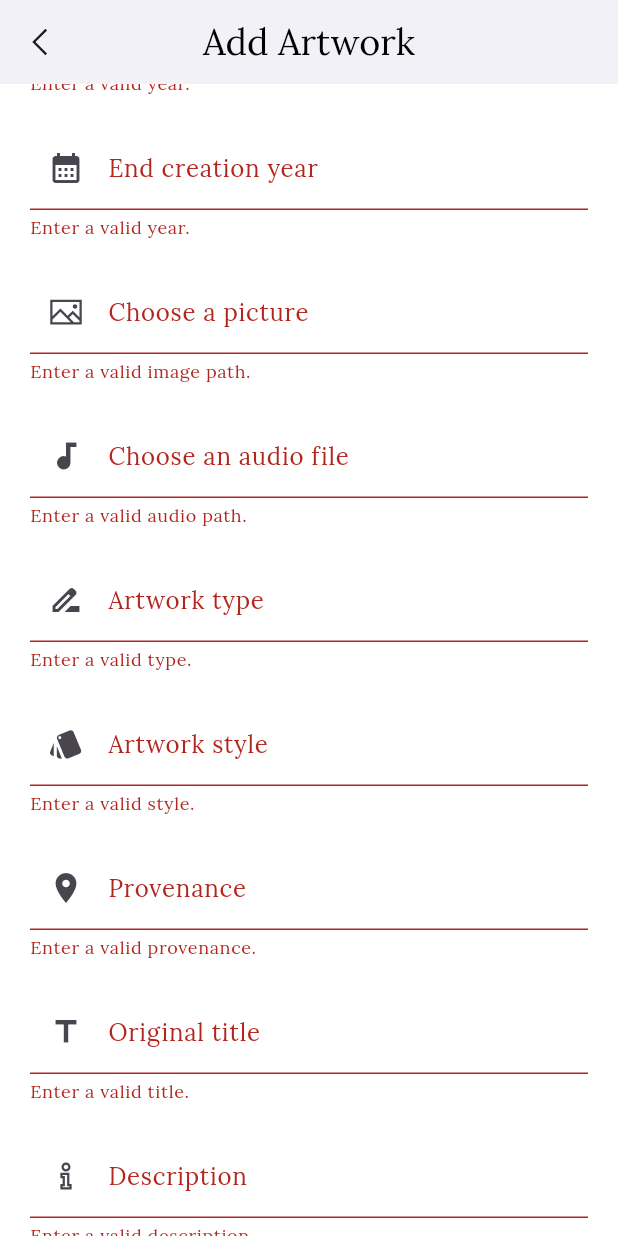
After one commit to LaviniaSurubariu/smart_museum, a Flutter app: the AddArtworkPage screen opened by its route, scrolled down 280 dp, after a tap on "Add artist", on a phone screen of 412 x 824 dp. The commit adds this screen. Run offline on Flutter 3.47's test engine with Material 3 defaults, Android fonts, the phone set to English and light mode, and no system bars; our stand-ins replace audioplayers, cloud_firestore, file_picker, firebase_auth, firebase_core, firebase_storage and 9 more; missing offline and left inert: mobile_scanner, redux_epics; accounts and stored records are empty.

Commit message:
add artwork page and file picker package

```diff
--- a/lib/main.dart
+++ b/lib/main.dart
@@ -12,6 +12,7 @@ import 'epics/app_epics.dart';
 import 'firebase_options.dart';
 import 'models/app_state/app_state.dart';
 import 'presentation/admin_pages/add_artist_page.dart';
+import 'presentation/admin_pages/add_artwork_page.dart';
 import 'presentation/admin_pages/admin_home_screen.dart';
 import 'presentation/admin_pages/generate_qr_code_page.dart';
 import 'presentation/admin_pages/profile_admin_page.dart';
@@ -76,6 +77,7 @@ class MyApp extends StatelessWidget {
           '/paymentPage': (BuildContext context) => const PaymentPage(),
           '/favoritesPage': (BuildContext context) => const FavoritesPage(),
           '/addArtistPage': (BuildContext context) => const AddArtistPage(),
+          '/addArtworkPage': (BuildContext context) => const AddArtworkPage(),
         },
       ),
     );
--- /dev/null
+++ b/lib/presentation/admin_pages/add_artwork_page.dart
@@ -0,0 +1,399 @@
+import 'package:file_picker/file_picker.dart';
+import 'package:flutter/material.dart';
+import 'package:image_picker/image_picker.dart';
+import 'package:line_awesome_flutter/line_awesome_flutter.dart';
+
+import '../../actions/admin_actions/add_artist/add_artist.dart';
+import '../../actions/app_action.dart';
+import '../utils/customAlertDialogOneButton.dart';
+import '../utils/customAlertDialogTwoButtons.dart';
+import '../utils/extensions.dart';
+
+class AddArtworkPage extends StatefulWidget {
+  const AddArtworkPage({super.key});
+
+  @override
+  State<AddArtworkPage> createState() => _AddArtworkPageState();
+}
+
+class _AddArtworkPageState extends State<AddArtworkPage> {
+  final GlobalKey<FormState> formKey = GlobalKey<FormState>();
+  final TextEditingController typeController = TextEditingController();
+  final TextEditingController deathDateController = TextEditingController();
+  final TextEditingController titleController = TextEditingController();
+  final TextEditingController artistController = TextEditingController();
+  final TextEditingController descriptionController = TextEditingController();
+  final TextEditingController imagePathController = TextEditingController();
+  final TextEditingController styleController = TextEditingController();
+  final TextEditingController provenanceController = TextEditingController();
+  final TextEditingController originalTitleController = TextEditingController();
+  final TextEditingController startCreationYearController = TextEditingController();
+  final TextEditingController endCreationYearController = TextEditingController();
+  final TextEditingController audioPathController = TextEditingController();
+  int? selectedYear;
+
+  @override
+  void dispose() {
+    audioPathController.dispose();
+    startCreationYearController.dispose();
+    endCreationYearController.dispose();
+    originalTitleController.dispose();
+    provenanceController.dispose();
+    styleController.dispose();
+    imagePathController.dispose();
+    descriptionController.dispose();
+    artistController.dispose();
+    titleController.dispose();
+    typeController.dispose();
+    deathDateController.dispose();
+    super.dispose();
+  }
+
+  @override
+  Widget build(BuildContext context) {
+    return Scaffold(
+      appBar: AppBar(
+        leading: IconButton(
+            onPressed: () {
+              showDialog<CustomAlertDialogTwoButtons>(
+                context: context,
+                builder: (BuildContext context) {
+                  return CustomAlertDialogTwoButtons(
+                    title: 'Back?',
+                    content: 'Changes that you want to make may not be saved.',
+                    firstButtonText: 'no',
+                    firstButtonColor: Colors.white30,
+                    iconData: LineAwesomeIcons.exclamation_circle,
+                    iconColor: Colors.grey,
+                    onFirstButtonPressed: () {
+                      Navigator.pop(context);
+                    },
+                    secondButtonText: 'yes',
+                    secondButtonColor: Colors.grey,
+                    onSecondButtonPressed: () {
+                      Navigator.pushReplacementNamed(context, '/adminHomeScreenPage');
+                    },
+                  );
+                },
+              );
+            },
+            icon: const Icon(LineAwesomeIcons.angle_left)),
+        title: const Text('Add Artwork', style: TextStyle(color: Colors.black)),
+      ),
+      body: SingleChildScrollView(
+        child: Container(
+          padding: const EdgeInsets.all(20),
+          child: Column(
+            children: <Widget>[
+              Form(
+                key: formKey,
+                child: Column(
+                  children: <Widget>[
+                    TextFormField(
+                      controller: titleController,
+                      validator: (String? value) {
+                        if (value == null || value.isEmpty) {
+                          return 'Enter a valid title.';
+                        }
+                        return null;
+                      },
+                      onChanged: (String value) {
+                        formKey.currentState!.validate();
+                      },
+                      decoration: const InputDecoration(label: Text('Title'), prefixIcon: Icon(Icons.title)),
+                    ),
+                    const SizedBox(height: 20),
+                    TextFormField(
+                      controller: artistController,
+                      validator: (String? value) {
+                        if (value == null || value.isEmpty) {
+                          return 'Enter a valid artist.';
+                        }
+                        return null;
+                      },
+                      onChanged: (String value) {
+                        formKey.currentState!.validate();
+                      },
+                      decoration: const InputDecoration(label: Text('Artist'), prefixIcon: Icon(Icons.person)),
+                    ),
+                    const SizedBox(height: 20),
+                    TextFormField(
+                      controller: startCreationYearController,
+                      readOnly: true,
+                      validator: (String? value) {
+                        if (value == null || value.isEmpty) {
+                          return 'Enter a valid year.';
+                        }
+                        return null;
+                      },
+                      onChanged: (String value) {
+                        formKey.currentState!.validate();
+                      },
+                      onTap: () => _selectYear(context, startCreationYearController),
+                      decoration: const InputDecoration(
+                          label: Text('Start creation year'), prefixIcon: Icon(Icons.calendar_month)),
+                    ),
+                    const SizedBox(height: 20),
+                    TextFormField(
+                      controller: endCreationYearController,
+                      readOnly: true,
+                      validator: (String? value) {
+                        if (value == null || value.isEmpty) {
+                          return 'Enter a valid year.';
+                        }
+                        return null;
+                      },
+                      onChanged: (String value) {
+                        formKey.currentState!.validate();
+                      },
+                      onTap: () => _selectYear(context, endCreationYearController),
+                      decoration: const InputDecoration(
+                          label: Text('End creation year'), prefixIcon: Icon(Icons.calendar_month)),
+                    ),
+                    const SizedBox(height: 20),
+                    TextFormField(
+                      controller: imagePathController,
+                      readOnly: true,
+                      decoration: const InputDecoration(
+                        labelText: 'Choose a picture',
+                        prefixIcon: Icon(LineAwesomeIcons.image),
+                      ),
+                      onTap: _pickImage,
+                      validator: (String? value) {
+                        if (value == null || value.isEmpty) {
+                          return 'Enter a valid image path.';
+                        }
+                        return null;
+                      },
+                    ),
+                    const SizedBox(height: 20),
+                    TextFormField(
+                      controller: audioPathController,
+                      readOnly: true,
+                      decoration: const InputDecoration(
+                        labelText: 'Choose an audio file',
+                        prefixIcon: Icon(Icons.audiotrack),
+                      ),
+                      onTap: _pickAudio,
+                      validator: (String? value) {
+                        if (value == null || value.isEmpty) {
+                          return 'Enter a valid audio path.';
+                        }
+                        return null;
+                      },
+                    ),
+                    const SizedBox(height: 20),
+                    TextFormField(
+                      controller: typeController,
+                      validator: (String? value) {
+                        if (value == null || value.isEmpty) {
+                          return 'Enter a valid type.';
+                        }
+                        return null;
+                      },
+                      onChanged: (String value) {
+                        formKey.currentState!.validate();
+                      },
+                      decoration: const InputDecoration(
+                        label: Text('Artwork type'),
+                        prefixIcon: Icon(Icons.drive_file_rename_outline),
+                      ),
+                    ),
+                    const SizedBox(height: 20),
+                    TextFormField(
+                      controller: styleController,
+                      validator: (String? value) {
+                        if (value == null || value.isEmpty) {
+                          return 'Enter a valid style.';
+                        }
+                        return null;
+                      },
+                      onChanged: (String value) {
+                        formKey.currentState!.validate();
+                      },
+                      decoration: const InputDecoration(
+                        label: Text('Artwork style'),
+                        prefixIcon: Icon(Icons.style),
+                      ),
+                    ),
+                    const SizedBox(height: 20),
+                    TextFormField(
+                      controller: provenanceController,
+                      validator: (String? value) {
+                        if (value == null || value.isEmpty) {
+                          return 'Enter a valid provenance.';
+                        }
+                        return null;
+                      },
+                      onChanged: (String value) {
+                        formKey.currentState!.validate();
+                      },
+                      decoration: const InputDecoration(
+                        label: Text('Provenance'),
+                        prefixIcon: Icon(Icons.place),
+                      ),
+                    ),
+                    const SizedBox(height: 20),
+                    TextFormField(
+                      controller: originalTitleController,
+                      validator: (String? value) {
+                        if (value == null || value.isEmpty) {
+                          return 'Enter a valid title.';
+                        }
+                        return null;
+                      },
+                      onChanged: (String value) {
+                        formKey.currentState!.validate();
+                      },
+                      decoration: const InputDecoration(
+                        label: Text('Original title'),
+                        prefixIcon: Icon(Icons.title),
+                      ),
+                    ),
+                    const SizedBox(height: 20),
+                    TextFormField(
+                      maxLines: null,
+                      controller: descriptionController,
+                      validator: (String? value) {
+                        if (value == null || value.isEmpty) {
+                          return 'Enter a valid description.';
+                        }
+                        return null;
+                      },
+                      onChanged: (String value) {
+                        formKey.currentState!.validate();
+                      },
+                      decoration:
+                          const InputDecoration(label: Text('Description'), prefixIcon: Icon(LineAwesomeIcons.info)),
+                    ),
+                    const SizedBox(height: 60),
+                    SizedBox(
+                      width: double.infinity,
+                      child: ElevatedButton(
+                        onPressed: () {
+                          if (formKey.currentState!.validate()) {
+                            context.dispatch(AddArtist(
+                              firstName: titleController.text,
+                              lastName: artistController.text,
+                              picturePath: imagePathController.text,
+                              birthdate: DateTime.parse(typeController.text),
+                              deathDate:
+                                  deathDateController.text.isNotEmpty ? DateTime.parse(deathDateController.text) : null,
+                              description: descriptionController.text,
+                              result: _onAddArtistResult,
+                            ));
+                          }
+                        },
+                        style: ElevatedButton.styleFrom(
+                            backgroundColor: Colors.grey, side: BorderSide.none, shape: const StadiumBorder()),
+                        child: const Text('Add artist', style: TextStyle(color: Colors.black)),
+                      ),
+                    ),
+                    const SizedBox(height: 80),
+                  ],
+                ),
+              ),
+            ],
+          ),
+        ),
+      ),
+    );
+  }
+
+  Future<void> _selectYear(BuildContext context, TextEditingController controller) async {
+    final int? pickedYear = await showDialog<int>(
+      context: context,
+      builder: (BuildContext context) {
+        int? tempSelectedYear = selectedYear;
+
+        return AlertDialog(
+          title: const Text('Select Year'),
+          content: SizedBox(
+            height: 200.0,
+            width: 300.0,
+            child: YearPicker(
+              firstDate: DateTime(1000),
+              lastDate: DateTime.now(),
+              selectedDate: tempSelectedYear != null ? DateTime(tempSelectedYear) : DateTime.now(),
+              onChanged: (DateTime dateTime) {
+                tempSelectedYear = dateTime.year;
+                Navigator.pop(context, tempSelectedYear);
+              },
+            ),
+          ),
+        );
+      },
+    );
+
+    if (pickedYear != null && pickedYear != selectedYear) {
+      setState(() {
+        selectedYear = pickedYear;
+        controller.text = pickedYear.toString();
+      });
+    }
+
+    if (pickedYear != null && pickedYear != selectedYear) {
+      setState(() {
+        selectedYear = pickedYear;
+      });
+    }
+  }
+
+  Future<void> _pickAudio() async {
+    final FilePickerResult? result = await FilePicker.platform.pickFiles(
+      type: FileType.audio,
+    );
+
+    if (result != null) {
+      audioPathController.text = result.files.single.path ?? '';
+    }
+  }
+
+  Future<void> _pickImage() async {
+    final ImagePicker picker = ImagePicker();
+    final XFile? file = await picker.pickImage(source: ImageSource.gallery, maxHeight: 1024, maxWidth: 1024);
+
+    if (file != null) {
+      imagePathController.text = file.path;
+    }
+  }
+
+  void _onAddArtistResult(AppAction action) {
+    if (action is AddArtistSuccessful) {
+      showDialog<CustomAlertDialogTwoButtons>(
+        context: context,
+        builder: (BuildContext context) {
+          return CustomAlertDialogOneButton(
+            title: 'Artist added',
+            content: 'Successfully added artist.',
+            buttonText: 'OK',
+            buttonColor: Colors.grey,
+            iconData: LineAwesomeIcons.check_circle,
+            iconColor: Colors.green,
+            onButtonPressed: () {
+              Navigator.pop(context);
+              Navigator.pushReplacementNamed(context, '/adminHomeScreenPage');
+            },
+          );
+        },
+      );
+    } else if (action is AddArtistError) {
+      showDialog<CustomAlertDialogTwoButtons>(
+        context: context,
+        builder: (BuildContext context) {
+          return CustomAlertDialogOneButton(
+            title: 'An error occurred',
+            content: 'Please try again.',
+            buttonText: 'OK',
+            buttonColor: Colors.grey,
+            iconData: LineAwesomeIcons.exclamation,
+            iconColor: Colors.redAccent,
+            onButtonPressed: () {
+              Navigator.pop(context);
+            },
+          );
+        },
+      );
+    }
+  }
+}
--- a/lib/presentation/utils/customAdminDrawer.dart
+++ b/lib/presentation/utils/customAdminDrawer.dart
@@ -57,6 +57,15 @@ class CustomAdminDrawer extends StatelessWidget {
             ),
             ListTile(
               title: const Text(
+                'ADD ARTWORK',
+              ),
+              onTap: () {
+                Navigator.pop(context);
+                Navigator.pushReplacementNamed(context, '/addArtworkPage');
+              },
+            ),
+            ListTile(
+              title: const Text(
                 'ADD QR CODE',
               ),
               onTap: () {
--- a/pubspec.yaml
+++ b/pubspec.yaml
@@ -45,6 +45,8 @@ dependencies:
 
   flutter_credit_card: ^4.0.1
 
+  file_picker: ^8.0.5
+
 dev_dependencies:
   flutter_test:
     sdk: flutter
```
Also changed, not shown: pubspec.lock.
